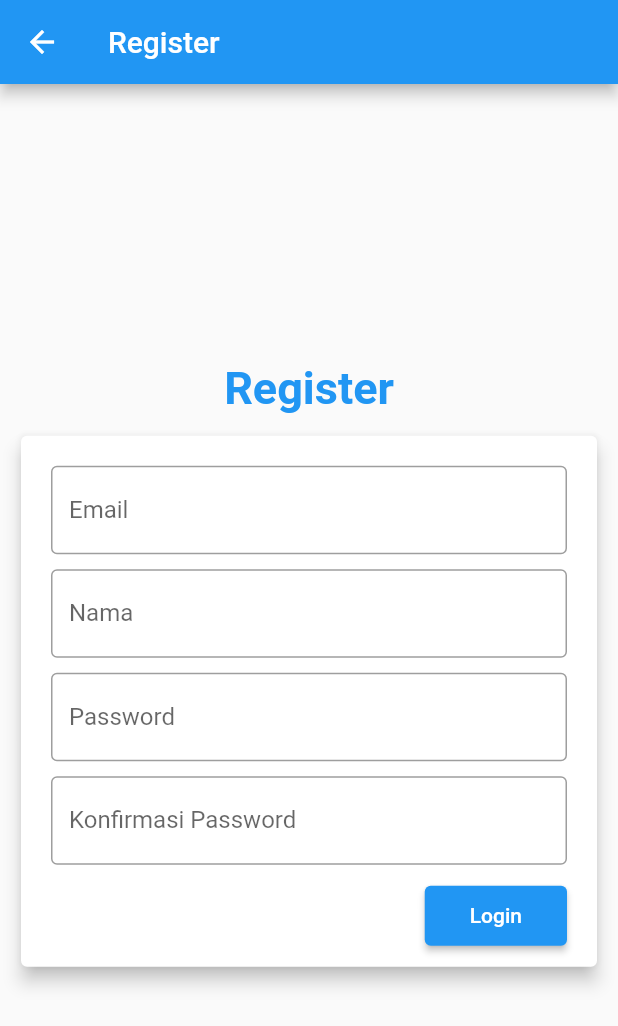
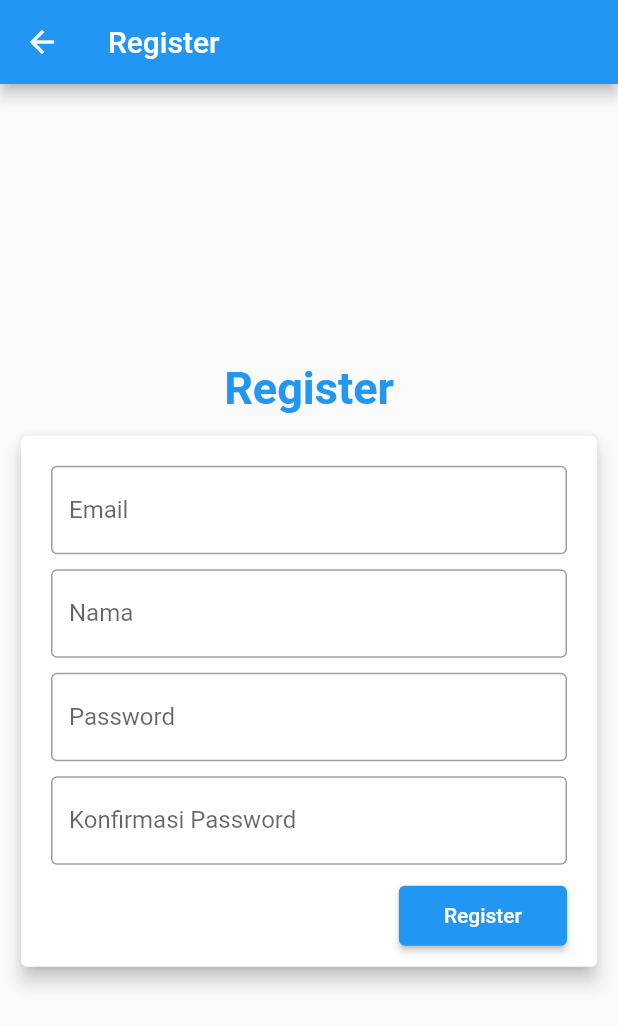
Before and after one commit to Farhan-ns/uas_mobile_programming_32, a Flutter app: the screen it shows after launch, after a tap on "Belum punya akun? Daftar", on a phone screen of 412 x 824 dp. Shown: the top 1026 px of the screen. Run offline on Flutter 3.47's test engine with Material 2 defaults, Android fonts, the phone set to English and light mode, and no system bars; our stand-ins replace file_picker, page_transition, shared_preferences; network calls fail.

Commit message:
YES, IAM DUMPING EVERTHING. head about to explode~

```diff
--- /dev/null
+++ b/lib/components/cTextField.dart
@@ -0,0 +1,27 @@
+import 'package:flutter/material.dart';
+
+class CTextField extends StatelessWidget {
+  final String label;
+  final TextEditingController controller;
+  final OutlineInputBorder border;
+  final Function()? onTap;
+  bool obscureText;
+  bool enabled;
+
+  CTextField(this.label, this.controller,
+      {this.obscureText = false,
+      this.enabled = true,
+      this.onTap,
+      this.border = const OutlineInputBorder()});
+
+  @override
+  Widget build(BuildContext context) {
+    return TextField(
+      controller: controller,
+      obscureText: obscureText,
+      onTap: onTap,
+      enabled: enabled,
+      decoration: InputDecoration(labelText: label, border: border),
+    );
+  }
+}
--- a/lib/customer/customer_login.dart
+++ b/lib/customer/customer_login.dart
@@ -1,11 +1,18 @@
+import 'dart:convert';
+import 'dart:developer';
+
 import 'package:flutter/material.dart';
 import 'package:page_transition/page_transition.dart';
+import 'package:shared_preferences/shared_preferences.dart';
+import 'package:uas_mobile_programming_32/components/appbar.dart';
+import 'package:uas_mobile_programming_32/components/ctextField.dart';
+import 'package:uas_mobile_programming_32/customer/customer_home.dart';
 import 'package:uas_mobile_programming_32/customer/customer_register.dart';
+import 'package:uas_mobile_programming_32/models/user.dart';
+import 'package:uas_mobile_programming_32/repository.dart';
 
 class CustomerLogin extends StatefulWidget {
   const CustomerLogin({Key? key}) : super(key: key);
-
-  static const routeName = '/customer/login';
 
   @override
   State<CustomerLogin> createState() => _CustomerLoginState();
@@ -14,17 +21,51 @@ class CustomerLogin extends StatefulWidget {
 class _CustomerLoginState extends State<CustomerLogin> {
   TextEditingController emailController = TextEditingController();
   TextEditingController passwordController = TextEditingController();
+  List<User> users = [];
+  Repository repo = Repository();
+
+  getData() async {
+    users = await repo.getData();
+    setState(() {});
+  }
+
+  Future<bool> login() async {
+    SharedPreferences prefs = await SharedPreferences.getInstance();
+    var email = emailController.text;
+    var password = passwordController.text;
+
+    User user;
+    Iterable<User> result = users.where(
+        (element) => element.email == email && element.password == password);
+
+    if (result.length > 0) {
+      user = result.first;
+
+      prefs.setString(User.idK, user.id);
+      prefs.setString(User.emailK, user.email);
+      prefs.setString(User.obj, jsonEncode(user));
+      return true;
+    } else {
+      print('user not found');
+    }
+    return false;
+  }
+
+  @override
+  void initState() {
+    getData();
+    super.initState();
+  }
 
   @override
   Widget build(BuildContext context) {
     EdgeInsets formPadding = EdgeInsets.fromLTRB(10, 10, 10, 0);
+    emailController.text = 'farhanunnasih@gmail.com';
+    passwordController.text = 'farhan123';
 
     return Scaffold(
-      appBar: AppBar(
-        title: const Text('Login'),
-      ),
       body: SafeArea(
-        child: Padding(
+        child: Container(
           padding: EdgeInsets.all(10),
           child: Column(
             mainAxisAlignment: MainAxisAlignment.center,
@@ -42,51 +83,37 @@ class _CustomerLoginState extends State<CustomerLogin> {
               Card(
                   elevation: 5,
                   child: Padding(
-                    padding: EdgeInsets.all(10),
+                    padding: EdgeInsets.symmetric(horizontal: 15, vertical: 12),
                     child: Column(
                       children: [
-                        Container(
-                          padding: formPadding,
-                          child: TextField(
-                            controller: emailController,
-                            decoration: const InputDecoration(
-                                border: OutlineInputBorder(),
-                                labelText: "Email"),
+                        Padding(
+                          padding: const EdgeInsets.all(8.0),
+                          child: CTextField('Email', emailController),
+                        ),
+                        Padding(
+                          padding: const EdgeInsets.all(8.0),
+                          child: CTextField(
+                            'Password',
+                            passwordController,
+                            obscureText: true,
                           ),
                         ),
-                        Container(
-                          padding: formPadding,
-                          child: TextField(
-                            controller: passwordController,
-                            obscureText: true,
-                            decoration: const InputDecoration(
-                                border: OutlineInputBorder(),
-                                labelText: "Password"),
-                          ),
-                        ),
-                        Container(
-                          child: TextButton(
+                        Row(
+                          mainAxisAlignment: MainAxisAlignment.end,
+                          children: [
+                            TextButton(
                               onPressed: () {
                                 Navigator.push(
                                     context,
-                                  PageTransition(
-                                      child: CustomerRegister(),
-                                      type: PageTransitionType.fade,
-                                      reverseDuration:
-                                          Duration(milliseconds: 900),
-                                      duration: Duration(milliseconds: 400)));
+                                    MaterialPageRoute(
+                                        builder: (context) =>
+                                            CustomerRegister()));
                               },
-                            child: Row(
-                              mainAxisAlignment: MainAxisAlignment.end,
-                              children: const [
-                                Text('Belum punya akun? Daftar'),
+                              child: Text('Belum punya akun? Daftar'),
+                            )
                           ],
                         ),
-                          ),
-                        ),
-                        Container(
-                          padding: formPadding,
-                          child: Row(
+                        Row(
                           mainAxisAlignment: MainAxisAlignment.end,
                           children: [
                             ElevatedButton(
@@ -96,11 +123,19 @@ class _CustomerLoginState extends State<CustomerLogin> {
                                           const EdgeInsets.fromLTRB(
                                               30, 12, 30, 12)),
                                 ),
-                                  onPressed: () => {},
+                                onPressed: () async {
+                                  bool success = await login();
+                                  if (success) {
+                                    Navigator.pushReplacement(
+                                        context,
+                                        MaterialPageRoute(
+                                            builder: (context) =>
+                                                CustomerHome()));
+                                  }
+                                },
                                 child: const Text('Login'))
                           ],
                         ),
-                        )
                       ],
                     ),
                   ))
--- a/lib/customer/customer_register.dart
+++ b/lib/customer/customer_register.dart
@@ -1,9 +1,9 @@
 import 'package:flutter/material.dart';
+import 'package:uas_mobile_programming_32/models/user.dart';
+import 'package:uas_mobile_programming_32/repository.dart';
 
 class CustomerRegister extends StatefulWidget {
   const CustomerRegister({Key? key}) : super(key: key);
-
-  static const routeName = '/customer/register';
 
   @override
   State<CustomerRegister> createState() => _CustomerRegisterState();
@@ -11,14 +11,17 @@ class CustomerRegister extends StatefulWidget {
 
 class _CustomerRegisterState extends State<CustomerRegister> {
   TextEditingController emailController = TextEditingController();
-  TextEditingController namaController = TextEditingController();
+  TextEditingController nameController = TextEditingController();
   TextEditingController passwordController = TextEditingController();
   TextEditingController confPasswordController = TextEditingController();
 
+  Repository repository = Repository();
   EdgeInsets formPadding = EdgeInsets.fromLTRB(10, 10, 10, 0);
 
   @override
   Widget build(BuildContext context) {
+    // var user = User(nameController.text, emailController.text);
+
     return Scaffold(
       appBar: AppBar(title: const Text('Register')),
       body: SafeArea(
@@ -55,7 +58,7 @@ class _CustomerRegisterState extends State<CustomerRegister> {
                         Container(
                           padding: formPadding,
                           child: TextField(
-                            controller: namaController,
+                            controller: nameController,
                             decoration: const InputDecoration(
                                 border: OutlineInputBorder(),
                                 labelText: "Nama"),
@@ -93,8 +96,16 @@ class _CustomerRegisterState extends State<CustomerRegister> {
                                             const EdgeInsets.fromLTRB(
                                                 30, 12, 30, 12)),
                                   ),
-                                  onPressed: () => {},
-                                  child: const Text('Login'))
+                                  onPressed: () {
+                                    Map<String, String> data = {
+                                      'name': nameController.text,
+                                      'email': emailController.text,
+                                      'password': passwordController.text,
+                                      'uploadedFile': '',
+                                    };
+                                    repository.postData(data);
+                                  },
+                                  child: const Text('Register'))
                             ],
                           ),
                         )
--- a/lib/main.dart
+++ b/lib/main.dart
@@ -1,28 +1,33 @@
 import 'package:flutter/material.dart';
-import 'package:page_transition/page_transition.dart';
+import 'package:shared_preferences/shared_preferences.dart';
+import 'package:uas_mobile_programming_32/customer/customer_form.dart';
+import 'package:uas_mobile_programming_32/customer/customer_home.dart';
 import 'package:uas_mobile_programming_32/customer/customer_login.dart';
-import 'package:uas_mobile_programming_32/customer/customer_register.dart';
+import 'package:uas_mobile_programming_32/models/user.dart';
 
-void main() {
-  runApp(const MyApp());
+void main() async {
+  WidgetsFlutterBinding.ensureInitialized();
+  SharedPreferences prefs = await SharedPreferences.getInstance();
+  var email = prefs.getString(User.emailK);
+  var loggedIn = (email == null ? false : true);
+  runApp(MyApp(loggedIn));
 }
 
 class MyApp extends StatelessWidget {
-  const MyApp({Key? key}) : super(key: key);
+  final bool loggedIn;
+
+  const MyApp(this.loggedIn, {Key? key}) : super(key: key);
 
   @override
   Widget build(BuildContext context) {
-    var routes = {
-      CustomerLogin.routeName: (context) => const CustomerLogin(),
-      CustomerRegister.routeName: (context) => const CustomerRegister()
-    };
+    var home = (loggedIn ? CustomerHome() : CustomerLogin());
 
     return MaterialApp(
       title: 'Flutter Demo',
       theme: ThemeData(
         primarySwatch: Colors.blue,
       ),
-      home: CustomerLogin(),
+      home: home,
     );
   }
 }
--- /dev/null
+++ b/lib/models/user.dart
@@ -0,0 +1,46 @@
+class User {
+  static const obj = 'user';
+  static const idK = 'id';
+  static const nameK = 'name';
+  static const emailK = 'email';
+  static const passwordK = 'password';
+  static const uploadedFileK = 'uploadedFile';
+
+  final String id;
+  final String name;
+  final String email;
+  final String password;
+  final String uploadedFile;
+  final String birthPlace;
+  final String birthDate;
+  final String gender;
+  final String address;
+
+  User(this.name, this.email, this.id, this.password, this.uploadedFile,
+      this.birthPlace, this.birthDate, this.gender, this.address);
+
+  User.fromJson(Map<String, dynamic> json)
+      : id = json['id'],
+        name = json['name'],
+        email = json['email'],
+        password = json['password'],
+        uploadedFile = json['uploadedFile'],
+        birthPlace = json['birthPlace'],
+        birthDate = json['birthDate'],
+        gender = json['gender'],
+        address = json['address'];
+
+  Map<String, dynamic> toJson() {
+    final Map<String, dynamic> data = new Map<String, dynamic>();
+    data['id'] = id;
+    data['name'] = name;
+    data['email'] = email;
+    data['password'] = password;
+    data['uploadedFile'] = uploadedFile;
+    data['birthPlace'] = birthPlace;
+    data['birthDate'] = birthDate;
+    data['gender'] = gender;
+    data['address'] = address;
+    return data;
+  }
+}
--- /dev/null
+++ b/lib/repository.dart
@@ -0,0 +1,33 @@
+import 'dart:convert';
+
+import 'package:http/http.dart' as http;
+import 'package:uas_mobile_programming_32/models/user.dart';
+
+class Repository {
+  final _userEndpoint = 'https://62c00e86d40d6ec55cca0f37.mockapi.io/users';
+
+  Future getData() async {
+    try {
+      final response = await http.get(Uri.parse(_userEndpoint));
+      if (response.statusCode == 200) {
+        Iterable iterable = jsonDecode(response.body);
+        // iterable.forEach((element) {
+        //   print(element);
+        // });
+        List<User> users = iterable.map((e) => User.fromJson(e)).toList();
+        return users;
+      }
+    } catch (e) {
+      print(e.toString());
+    }
+  }
+
+  Future postData(Map<String, String> data) async {
+    try {
+      final response = await http.post(Uri.parse(_userEndpoint), body: data);
+      print(response.body);
+    } catch (e) {
+      print(e.toString());
+    }
+  }
+}
--- a/pubspec.yaml
+++ b/pubspec.yaml
@@ -35,6 +35,9 @@ dependencies:
   # Use with the CupertinoIcons class for iOS style icons.
   cupertino_icons: ^1.0.2
   page_transition: ^2.0.9
+  file_picker: ^4.6.1
+  http: ^0.13.4
+  shared_preferences: ^2.0.15
 
 dev_dependencies:
   flutter_test:
```
Also changed, not shown: lib/components/appbar.dart (added, +18 -0 lines), lib/components/cButton.dart (added, +13 -0 lines), lib/customer/customer_form.dart (added, +154 -0 lines), lib/customer/customer_home.dart (added, +176 -0 lines), lib/shared_prefs.dart (added, +20 -0 lines), pubspec.lock, 1 other file. Lines whose indentation alone changed are shown as unchanged.
